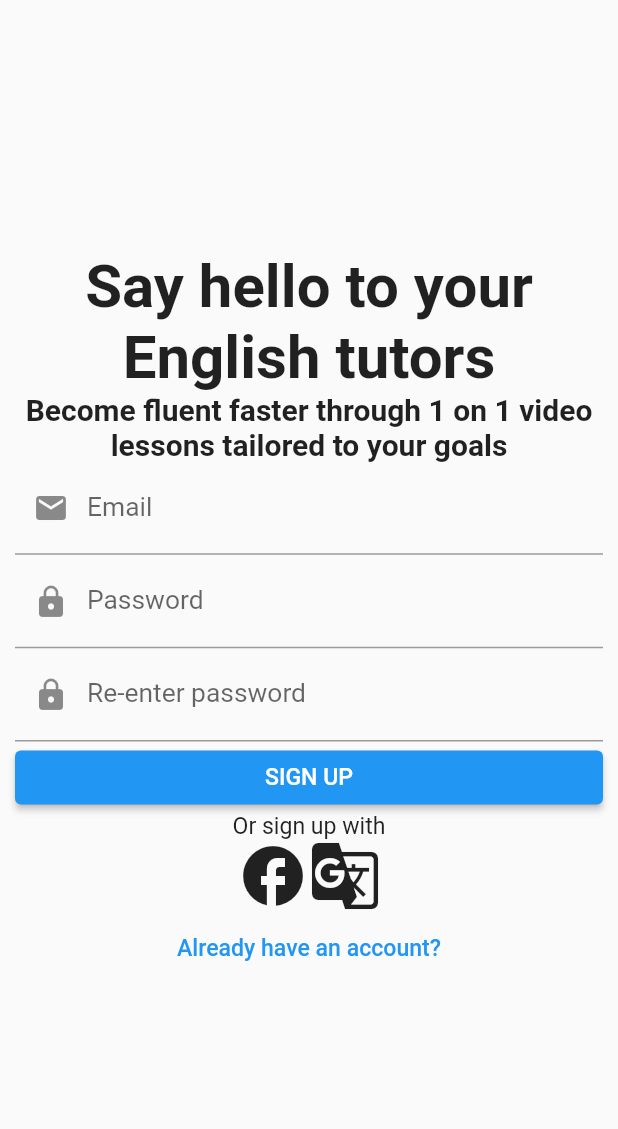
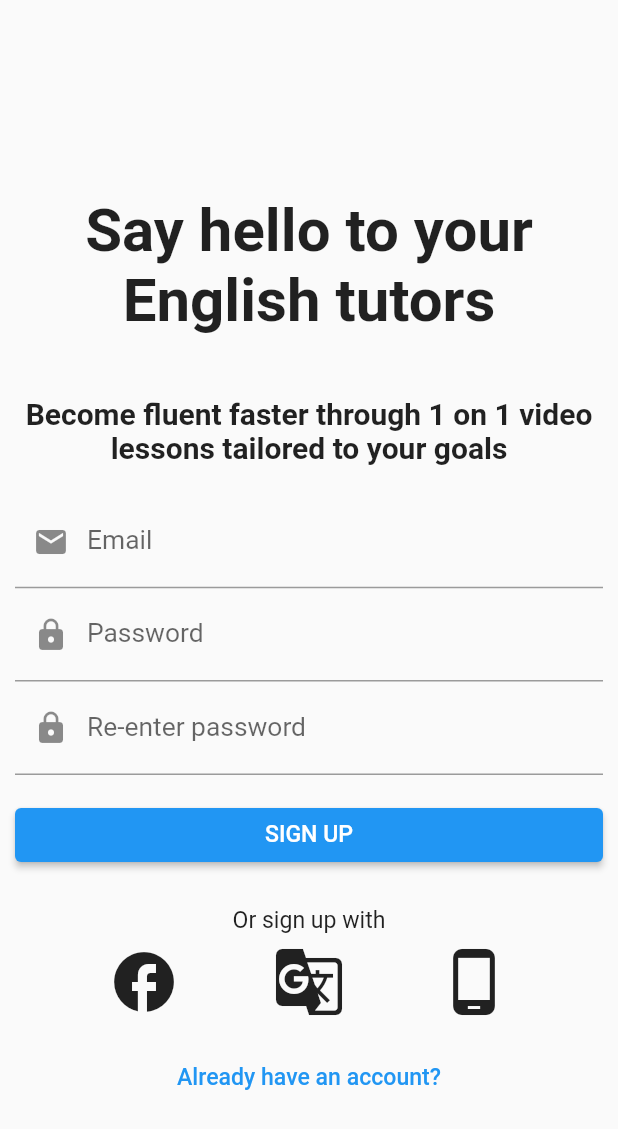
Before and after one commit to manhvu0803/let_tutor, a Flutter app: the screen it shows after launch, after a tap on "Create an account", on a phone screen of 412 x 824 dp. Shown: the top 1129 px of the screen. Run offline on Flutter 3.47's test engine with Material 2 defaults, Android fonts, the phone set to English and light mode, and no system bars; our stand-ins replace expandable, flutter_cache_manager, flutter_chat_types, flutter_chat_ui, flutter_dotenv, persistent_bottom_nav_bar and 2 more; missing offline and left inert: chat_gpt_sdk, flutter_pdfview; network calls fail.

Commit message:
Update new API and clean up some screens

```diff
--- a/lib/data_model/schedule.dart
+++ b/lib/data_model/schedule.dart
@@ -41,7 +41,7 @@ class Schedule {
     tutorReview = json["tutorReview"] ?? "",
     scoreByTutor = double.parse((json["scoreByTutor"] ?? 0).toString()),
     recordUrl = json["recordUrl"] ?? "",
-    lessonPlanId = json["lessonPlanId"] ?? "",
+    lessonPlanId = json["lessonPlanId"].toString(),
     isDeleted = json["isDeleted"] ?? false,
     classReview = (json["classReview"] != null) ? TutorReview.fromJson(json["classReview"]) : null,
     showRecordUrl = json["showRecordUrl"] ?? false,
--- a/lib/screens/course_list_screen.dart
+++ b/lib/screens/course_list_screen.dart
@@ -55,6 +55,7 @@ class _CourseListScreenState extends State<CourseListScreen> {
                     value: _chosenLevel,
                     options: Course.levelStrings.toIndexMap((item) => item),
                     onChanged: (value) => setState(() => _chosenLevel = value),
+                    allowNullOption: false,
                   ),
                   DropdownFilter(
                     name: "Category",
--- a/lib/screens/login_screen.dart
+++ b/lib/screens/login_screen.dart
@@ -23,27 +23,40 @@ class _LoginScreenState extends State<LoginScreen> {
     return Screen(
       child: ListView(
         children: [
-          const SizedBox(height: 200),
+          const SizedBox(height: 150),
           CredentialView(
             onPasswordChanged: (value) => setState(() => _password = value),
             onUsernameChanged: (value) => setState(() => _username = value),
           ),
-          const Text("Forgot password?", style: TextStyle(color: Colors.blue)),
-          ElevatedButton(
+          const Padding(
+            padding: EdgeInsets.symmetric(vertical: 8.0),
+            child: Text("Forgot password?", style: TextStyle(color: Colors.blue)),
+          ),
+          Padding(
+            padding: const EdgeInsets.symmetric(vertical: 20.0),
+            child: ElevatedButton(
               onPressed: () => _tryLogin(_username, _password),
               child: const Text("LOGIN")
             ),
+          ),
           const Text("Or login with", textAlign: TextAlign.center),
-          const Row(
-            mainAxisAlignment: MainAxisAlignment.center,
+          const Padding(
+            padding: EdgeInsets.symmetric(vertical: 8.0),
+            child: Row(
+              mainAxisAlignment: MainAxisAlignment.spaceEvenly,
               children: [
                 Icon(Icons.facebook, size: 48),
-              Icon(Icons.g_translate, size: 48)
+                Icon(Icons.g_translate, size: 48),
+                Icon(Icons.phone_android, size: 48),
               ]
             ),
-          TextButton(
+          ),
+          Padding(
+            padding: const EdgeInsets.symmetric(vertical: 16.0),
+            child: TextButton(
               onPressed: () => Navigator.push(context, MaterialPageRoute(builder: (context) => const SignupScreen())),
               child: const Text("Create an account", style: TextStyle(color: Colors.blue), textAlign: TextAlign.center)
+            ),
           ),
         ],
       ),
--- a/lib/screens/signup_screen.dart
+++ b/lib/screens/signup_screen.dart
@@ -20,10 +20,9 @@ class _SignupScreenState extends State<SignupScreen> {
   @override
   Widget build(BuildContext context) {
     return Screen(
-      child: Column(
-        mainAxisAlignment: MainAxisAlignment.center,
-        crossAxisAlignment: CrossAxisAlignment.stretch,
+      child: ListView(
         children: [
+          const SizedBox(height: 100),
           CredentialView(
             onPasswordChanged: (value) => setState(() => _password = value),
             onUsernameChanged: (value) => setState(() => _username = value),
@@ -38,21 +37,31 @@ class _SignupScreenState extends State<SignupScreen> {
             enableSuggestions: false,
             autocorrect: false,
           ),
-          ElevatedButton(
-            onPressed: () => _trySignup(context),
-            child: const Text("SIGN UP")
+          Padding(
+            padding: const EdgeInsets.symmetric(vertical: 16.0),
+            child: ElevatedButton(
+              onPressed: () => _trySignup(context),
+              child: const Text("SIGN UP")
+            ),
           ),
-          const Text("Or sign up with", textAlign: TextAlign.center),
+          const Padding(
+            padding: EdgeInsets.all(8.0),
+            child: Text("Or sign up with", textAlign: TextAlign.center),
+          ),
           const Row(
-            mainAxisAlignment: MainAxisAlignment.center,
+            mainAxisAlignment: MainAxisAlignment.spaceEvenly,
             children: [
               Icon(Icons.facebook, size: 48),
-              Icon(Icons.g_translate, size: 48)
+              Icon(Icons.g_translate, size: 48),
+              Icon(Icons.phone_android, size: 48),
             ]
           ),
-          TextButton(
-            onPressed: () => Navigator.push(context, MaterialPageRoute(builder: (context) => const LoginScreen())),
-            child: const Text("Already have an account?", style: TextStyle(color: Colors.blue), textAlign: TextAlign.center)
+          Padding(
+            padding: const EdgeInsets.all(16.0),
+            child: TextButton(
+              onPressed: () => Navigator.push(context, MaterialPageRoute(builder: (context) => const LoginScreen())),
+              child: const Text("Already have an account?", style: TextStyle(color: Colors.blue), textAlign: TextAlign.center)
+            ),
           ),
         ],
       ),
--- a/lib/widgets/credential_view.dart
+++ b/lib/widgets/credential_view.dart
@@ -10,15 +10,21 @@ class CredentialView extends StatelessWidget {
   Widget build(BuildContext context) {
     return Column(
       children: [
-        const Text(
+        const Padding(
+          padding: EdgeInsets.symmetric(vertical: 20.0),
+          child: Text(
             "Say hello to your English tutors",
             textAlign: TextAlign.center,
             style: TextStyle(fontWeight: FontWeight.bold, fontSize: 40)
           ),
-        const Text(
+        ),
+        const Padding(
+          padding: EdgeInsets.symmetric(vertical: 20.0),
+          child: Text(
             "Become fluent faster through 1 on 1 video lessons tailored to your goals",
             textAlign: TextAlign.center,
             style: TextStyle(fontWeight: FontWeight.bold, fontSize: 20)
+          ),
         ),
         TextField(
           decoration: const InputDecoration(
--- a/lib/widgets/setting_view.dart
+++ b/lib/widgets/setting_view.dart
@@ -20,12 +20,17 @@ class _SettingViewState extends State<SettingView> {
       child: Consumer<SettingModel>(
         builder: (context, model, child) => ListView(
           children: [
-            SwitchListTile(
+            Padding(
+              padding: const EdgeInsets.all(8.0),
+              child: SwitchListTile(
                 value: model.isDarkMode,
                 onChanged: (value) => model.isDarkMode = value,
                 title: const Text("Dark mode", style: TextStyle(fontSize: 20)),
               ),
-            ListTile(
+            ),
+            Padding(
+              padding: const EdgeInsets.all(8.0),
+              child: ListTile(
                 title: const Text("Languague", style: TextStyle(fontSize: 20)),
                 trailing: DropdownButton(
                   value: "VI",
@@ -42,7 +47,10 @@ class _SettingViewState extends State<SettingView> {
                   ]
                 ),
               ),
-            ElevatedButton(
+            ),
+            Padding(
+              padding: const EdgeInsets.all(16.0),
+              child: ElevatedButton(
                 onPressed:() {
                   Client.logout();
                   Navigator.popUntil(context, (route) => true);
@@ -53,6 +61,7 @@ class _SettingViewState extends State<SettingView> {
                   );
                 },
                 child: const Text("Logout")
+              ),
             )
           ],
         ),
```
Lines whose indentation alone changed are shown as unchanged.
